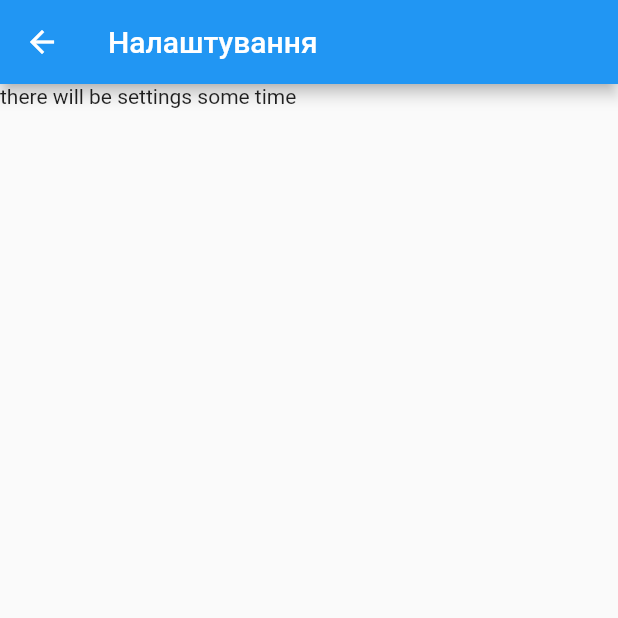
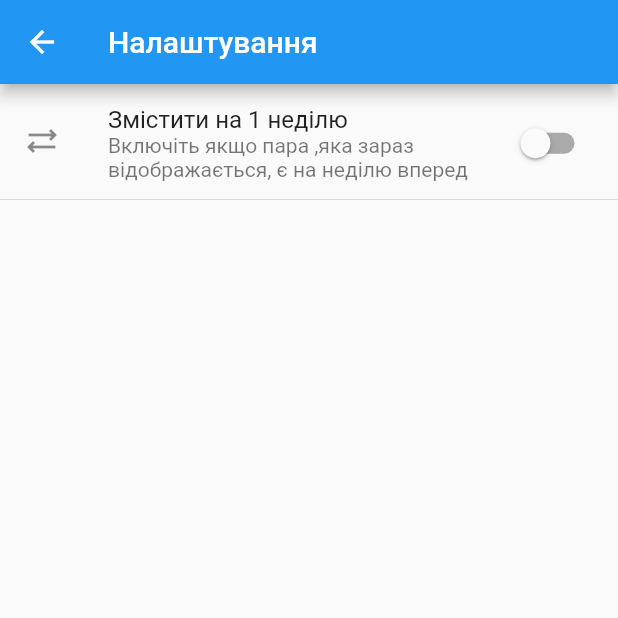
Before and after one commit to Snare295/ScheduleApp_KPI, a Flutter app: the screen it shows after launch, after a tap on the "settings" icon, on a phone screen of 412 x 824 dp, the top half of it. Run offline on Flutter 3.47's test engine with Material 2 defaults, Android fonts, the phone set to English and light mode, and no system bars; our stand-ins replace shared_preferences; network calls fail.

Commit message:
created global file for data variables, added first option in settings

```diff
--- /dev/null
+++ b/lib/globals.dart
@@ -0,0 +1,11 @@
+library globals;
+
+import 'package:shared_preferences/shared_preferences.dart';
+
+bool offsetByWeek = false;
+
+Future<void> getDataGlobals() async {
+  final prefs = await SharedPreferences.getInstance();
+
+  offsetByWeek = prefs.getBool('offsetByWeekData') ?? false;
+}
--- a/lib/main.dart
+++ b/lib/main.dart
@@ -3,8 +3,11 @@ import 'dart:developer';
 import 'package:first_app/modules/lessons_list.dart';
 import 'package:flutter/material.dart';
 import 'modules/.export.dart';
+import 'globals.dart' as global;
 
-void main() {
+void main() async {
+  WidgetsFlutterBinding.ensureInitialized();
+  await global.getDataGlobals();
   runApp(const MyApp());
 }
 
@@ -17,7 +20,6 @@ class MyApp extends StatelessWidget {
   static String groupName = '';
   static DateTime timeInWeek = DateTime.now();
   static bool isFirstWeek = true;
-  static bool offsetByWeek = false;
 
   @override
   Widget build(BuildContext context) {
@@ -54,7 +56,7 @@ class _HomePageState extends State<HomePage> {
     const int oneWeek = 604800000;
     bool offsetByWeek = true;
     int now = DateTime.now().millisecondsSinceEpoch;
-    if (MyApp.offsetByWeek) {
+    if (global.offsetByWeek) {
       now = now - timeEpochOffset;
     } else {
       now = now - (timeEpochOffset + oneWeek);
--- a/lib/pages/settings.dart
+++ b/lib/pages/settings.dart
@@ -1,3 +1,4 @@
+import 'package:first_app/pages/settings_widgets/settings_list.dart';
 import 'package:flutter/material.dart';
 
 import 'settings_widgets/app_bar.dart';
@@ -9,7 +10,7 @@ class SettingsPage extends StatelessWidget {
   Widget build(BuildContext context) {
     return const Scaffold(
       appBar: SettingsUpperBar(),
-      body: Text('there will be settings some time'),
+      body: SettingsList(),
     );
   }
 }
--- /dev/null
+++ b/lib/pages/settings_widgets/settings_list.dart
@@ -0,0 +1,52 @@
+import 'package:flutter/material.dart';
+import 'package:first_app/globals.dart' as global;
+import 'package:shared_preferences/shared_preferences.dart';
+
+class SettingsList extends StatelessWidget {
+  const SettingsList({Key? key}) : super(key: key);
+
+  @override
+  Widget build(BuildContext context) {
+    return ListView(
+      children: [
+        const SizedBox(
+          width: double.maxFinite,
+          height: 10,
+        ),
+        TileOffsetByWeek(),
+        const Divider(),
+      ],
+    );
+  }
+}
+
+class TileOffsetByWeek extends StatefulWidget {
+  TileOffsetByWeek({Key? key}) : super(key: key);
+
+  @override
+  State<TileOffsetByWeek> createState() => _TileOffsetByWeekState();
+}
+
+class _TileOffsetByWeekState extends State<TileOffsetByWeek> {
+  @override
+  Widget build(BuildContext context) {
+    return ListTile(
+      title: const Text("Змістити на 1 неділю"),
+      subtitle: const Text(
+          "Включіть якщо пара ,яка зараз відображається, є на неділю вперед"),
+      leading: const Icon(Icons.sync_alt_outlined),
+      trailing: Switch(
+        onChanged: changeOffsetByWeek,
+        value: global.offsetByWeek,
+      ),
+    );
+  }
+
+  void changeOffsetByWeek(bool state) async {
+    setState(() {
+      global.offsetByWeek = state;
+    });
+    final prefs = await SharedPreferences.getInstance();
+    prefs.setBool("offsetByWeekData", global.offsetByWeek);
+  }
+}
```
